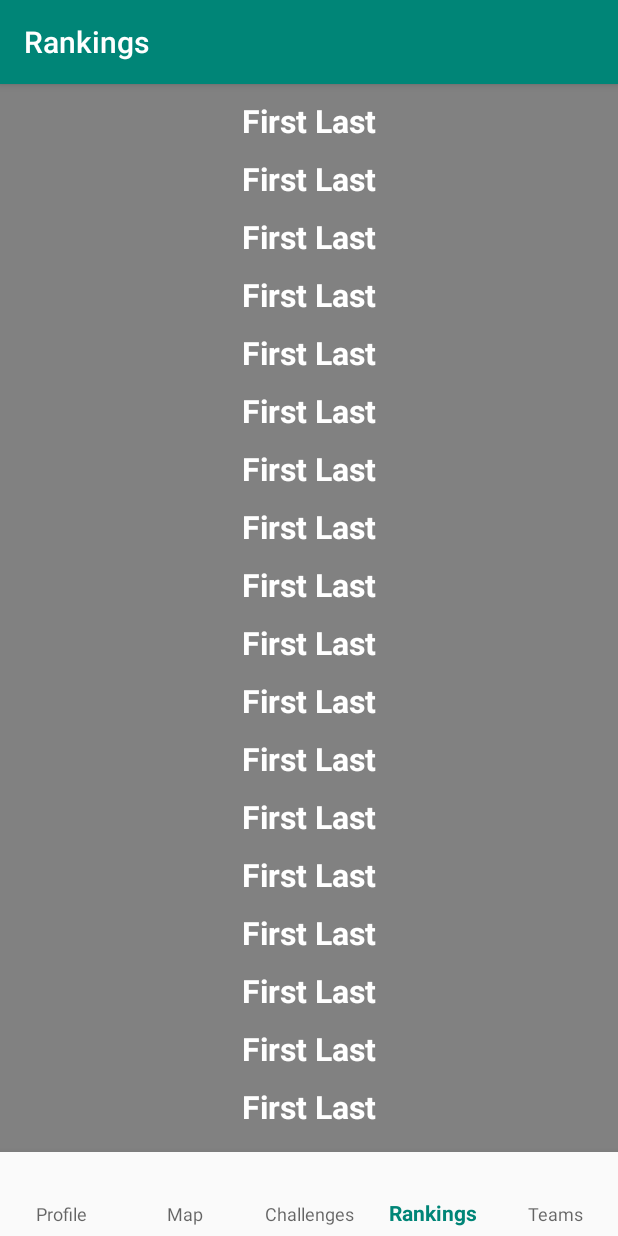
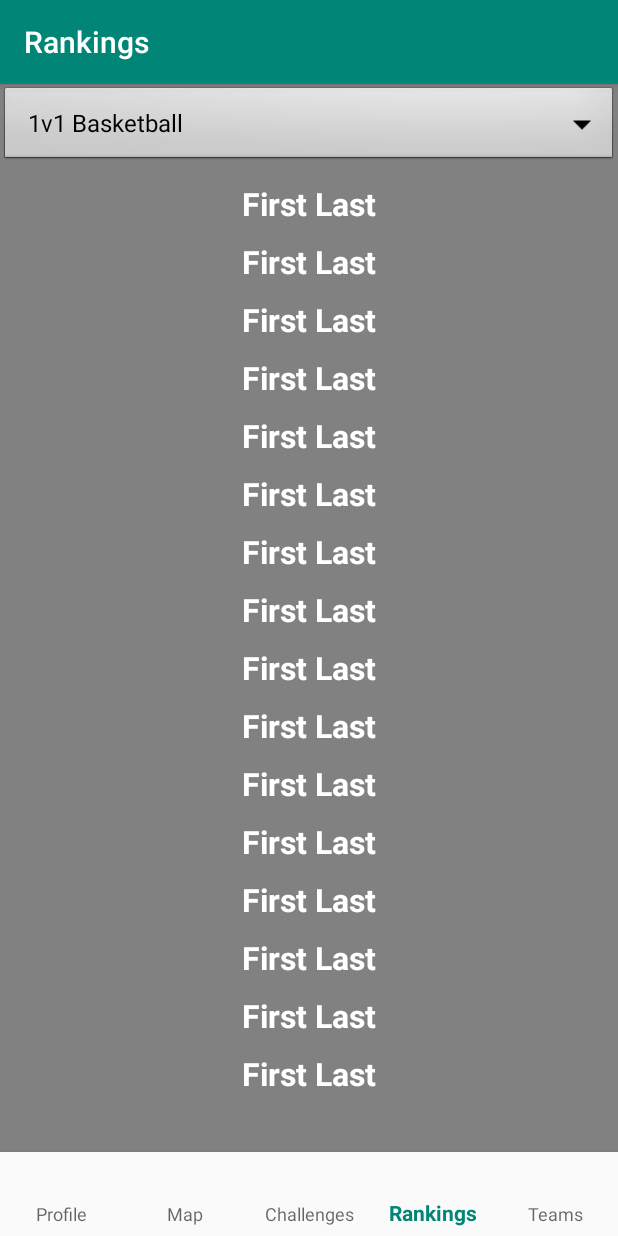
Before and after one commit to nadkarniak/Athletier, an Android app: the LeaderboardsTabFragment screen opened through its navigation route, on a phone screen of 412 x 824 dp. Run offline under Robolectric (Android 15) with nearby library versions, the phone set to English and light mode, and no system bars; our stand-ins replace navigation-ui.

Commit message:
Leaderboards UI prototype

```diff
--- a/app/src/main/java/com/CS5520/athletier/ui/Leaderboards/LeaderboardsTabFragment.java
+++ b/app/src/main/java/com/CS5520/athletier/ui/Leaderboards/LeaderboardsTabFragment.java
@@ -1,7 +1,9 @@
 package com.CS5520.athletier.ui.Leaderboards;
 
+import androidx.lifecycle.Observer;
 import androidx.lifecycle.ViewModelProviders;
 
+import android.content.Context;
 import android.os.Bundle;
 
 import androidx.annotation.NonNull;
@@ -11,12 +13,20 @@ import androidx.fragment.app.Fragment;
 import android.view.LayoutInflater;
 import android.view.View;
 import android.view.ViewGroup;
+import android.widget.ArrayAdapter;
+import android.widget.LinearLayout;
+import android.widget.Spinner;
 
+import com.CS5520.athletier.Models.Sport;
+import com.CS5520.athletier.Models.User;
 import com.CS5520.athletier.R;
+
+import java.util.List;
 
 public class LeaderboardsTabFragment extends Fragment {
 
     private LeaderboardsTabViewModel leaderboardsTabViewModel;
+    private Spinner sportsList;
 
     public static LeaderboardsTabFragment newInstance() {
         return new LeaderboardsTabFragment();
@@ -25,7 +35,9 @@ public class LeaderboardsTabFragment extends Fragment {
     @Override
     public View onCreateView(@NonNull LayoutInflater inflater, @Nullable ViewGroup container,
                              @Nullable Bundle savedInstanceState) {
-        return inflater.inflate(R.layout.fragment_leaderboards_tab, container, false);
+        View view = inflater.inflate(R.layout.fragment_leaderboards_tab, container, false);
+        setupViews(view);
+        return view;
     }
 
     @Override
@@ -33,6 +45,22 @@ public class LeaderboardsTabFragment extends Fragment {
         super.onActivityCreated(savedInstanceState);
         leaderboardsTabViewModel =
                 ViewModelProviders.of(this).get(LeaderboardsTabViewModel.class);
+        setupSportsList(getContext());
+    }
+
+    private void setupViews(View view) {
+        // Find views using id's
+        sportsList = ((LinearLayout)view).findViewById(R.id.sportsSpinner);
+    }
+
+    private void setupSportsList(Context context) {
+        List<String> sports = Sport.getAllSportsNames();
+        ArrayAdapter<String> adapter = new ArrayAdapter<>(
+                context,
+                android.R.layout.simple_spinner_dropdown_item,
+                sports
+        );
+        sportsList.setAdapter(adapter);
     }
 
 }
--- a/app/src/main/res/layout/fragment_leaderboards_tab.xml
+++ b/app/src/main/res/layout/fragment_leaderboards_tab.xml
@@ -7,6 +7,13 @@
     android:background="#818181"
     android:orientation="vertical"
     tools:context="com.CS5520.athletier.ui.Leaderboards.LeaderboardsTabFragment">
+
+    <Spinner
+        android:id="@+id/sportsSpinner"
+        android:layout_width="match_parent"
+        android:layout_height="55dp"
+        android:background="@android:drawable/btn_dropdown"
+        android:spinnerMode="dropdown" />
 
     <TextView
         android:layout_width="wrap_content"
@@ -137,15 +144,6 @@
         android:textColor="#fff"
         android:textSize="21sp"
         android:textStyle="bold" />
-    <TextView
-        android:layout_width="wrap_content"
-        android:layout_height="wrap_content"
-        android:layout_gravity="center_horizontal"
-        android:layout_marginTop="10dp"
-        android:text="First Last"
-        android:textColor="#fff"
-        android:textSize="21sp"
-        android:textStyle="bold" />
 
     <TextView
         android:layout_width="wrap_content"
@@ -157,15 +155,6 @@
         android:textSize="21sp"
         android:textStyle="bold" />
 
-    <TextView
-        android:layout_width="wrap_content"
-        android:layout_height="wrap_content"
-        android:layout_gravity="center_horizontal"
-        android:layout_marginTop="10dp"
-        android:text="First Last"
-        android:textColor="#fff"
-        android:textSize="21sp"
-        android:textStyle="bold" />
 
     <TextView
         android:layout_width="wrap_content"
--- a/app/src/main/res/layout/fragment_profile_tab.xml
+++ b/app/src/main/res/layout/fragment_profile_tab.xml
@@ -48,8 +48,9 @@
 
                     <Button
                         android:layout_width="wrap_content"
-                        android:layout_height="wrap_content"
+                        android:layout_height="35dp"
                         android:layout_gravity="center_horizontal"
+                        android:layout_marginTop="10dp"
                         android:background="@drawable/follow_button"
                         android:text="Follow Me"
                         android:textColor="#fff" />
```
